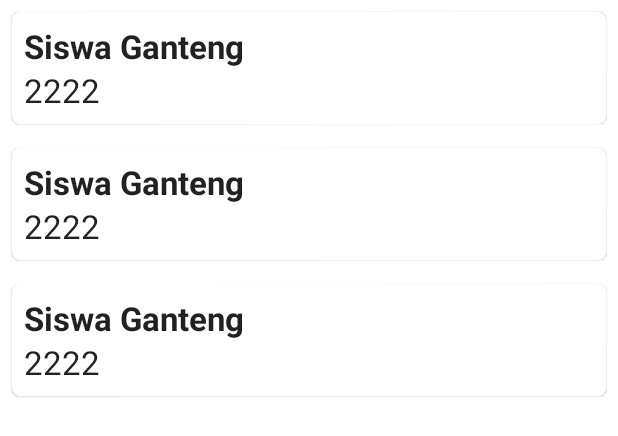
After one commit to Rarj/credit_point_apps, an Android app: the layout fragment_rangking_siswa.xml on its own in the app's theme, with its tools: preview values and no code run, on a phone screen of 412 x 824 dp. The commit adds this screen. Shown: the top 436 px of the screen. Run offline under Robolectric (Android 15) with nearby library versions, the phone set to English and light mode, and no system bars; network calls fail.

Commit message:
ranking siswa

```diff
--- a/app/src/main/java/grack/dev/creditpointapp/features/dashboard/ui/datapelanggaran/DataPelanggaranFragment.kt
+++ b/app/src/main/java/grack/dev/creditpointapp/features/dashboard/ui/datapelanggaran/DataPelanggaranFragment.kt
@@ -41,7 +41,6 @@ class DataPelanggaranFragment : Fragment() {
         }
       }
 
-
     return binding.root
   }
 }
--- a/app/src/main/java/grack/dev/creditpointapp/network/ApiConfig.kt
+++ b/app/src/main/java/grack/dev/creditpointapp/network/ApiConfig.kt
@@ -10,6 +10,7 @@ import grack.dev.creditpointapp.repository.kelas.model.kelas.KelasResponse
 import grack.dev.creditpointapp.repository.kelas.model.siswa.siswa.DataSiswaResponse
 import grack.dev.creditpointapp.repository.login.LoginRequest
 import grack.dev.creditpointapp.repository.login.model.LoginResponse
+import grack.dev.creditpointapp.repository.rangking.model.RangkingResponse
 import io.reactivex.Observable
 import retrofit2.http.Body
 import retrofit2.http.GET
@@ -42,4 +43,7 @@ interface ApiConfig {
   @POST("credit-point/input")
   fun requestInputPoint(@Body requestModel: InputPointRequest?): Observable<InputPointResponse>
 
+  @GET("credit-point/rangking")
+  fun requestRangking(): Observable<RangkingResponse>
+
 }
--- /dev/null
+++ b/app/src/main/res/layout/fragment_rangking_siswa.xml
@@ -0,0 +1,28 @@
+<?xml version="1.0" encoding="utf-8"?>
+<layout xmlns:android="http://schemas.android.com/apk/res/android"
+  xmlns:app="http://schemas.android.com/apk/res-auto"
+  xmlns:tools="http://schemas.android.com/tools">
+
+  <data>
+    <variable
+      name="viewModel"
+      type="grack.dev.creditpointapp.features.dashboard.ui.rangking.RangkingSiswaViewModel" />
+  </data>
+
+  <androidx.constraintlayout.widget.ConstraintLayout
+    android:layout_width="match_parent"
+    android:layout_height="match_parent"
+    tools:context=".features.dashboard.ui.rangking.RangkingSiswaFragment">
+
+    <androidx.recyclerview.widget.RecyclerView
+      android:id="@+id/recycler_rangking_siswa"
+      android:layout_width="0dp"
+      android:layout_height="0dp"
+      app:layout_constraintBottom_toBottomOf="parent"
+      app:layout_constraintEnd_toEndOf="parent"
+      app:layout_constraintStart_toStartOf="parent"
+      app:layout_constraintTop_toTopOf="parent"
+      tools:listitem="@layout/item_rangking_siswa" />
+
+  </androidx.constraintlayout.widget.ConstraintLayout>
+</layout>
--- /dev/null
+++ b/app/src/main/res/layout/item_rangking_siswa.xml
@@ -0,0 +1,48 @@
+<?xml version="1.0" encoding="utf-8"?>
+<layout xmlns:android="http://schemas.android.com/apk/res/android"
+  xmlns:app="http://schemas.android.com/apk/res-auto"
+  xmlns:tools="http://schemas.android.com/tools">
+
+  <data>
+    <variable
+      name="model"
+      type="grack.dev.creditpointapp.repository.rangking.model.CreditPoint" />
+  </data>
+
+  <com.google.android.material.card.MaterialCardView
+    android:layout_width="match_parent"
+    android:layout_height="wrap_content"
+    android:layout_margin="8dp"
+    app:cardCornerRadius="5dp">
+
+    <androidx.constraintlayout.widget.ConstraintLayout
+      android:layout_width="match_parent"
+      android:layout_height="wrap_content"
+      android:padding="8dp">
+
+      <androidx.appcompat.widget.AppCompatTextView
+        android:id="@+id/text_nama_siswa"
+        android:layout_width="0dp"
+        android:layout_height="wrap_content"
+        android:text="@{model.nama + ` - ` + model.namaKelas}"
+        android:textAppearance="@style/TextAppearance.AppCompat.Large"
+        android:textStyle="bold"
+        app:layout_constraintEnd_toEndOf="parent"
+        app:layout_constraintStart_toStartOf="parent"
+        app:layout_constraintTop_toTopOf="parent"
+        tools:text="Siswa Ganteng" />
+
+      <androidx.appcompat.widget.AppCompatTextView
+        android:id="@+id/text_point"
+        android:layout_width="0dp"
+        android:layout_height="wrap_content"
+        android:text="@{model.sisaPoint}"
+        android:textAppearance="@style/TextAppearance.AppCompat.Large"
+        app:layout_constraintBottom_toBottomOf="parent"
+        app:layout_constraintEnd_toEndOf="parent"
+        app:layout_constraintStart_toStartOf="parent"
+        app:layout_constraintTop_toBottomOf="@id/text_nama_siswa"
+        tools:text="2222" />
+    </androidx.constraintlayout.widget.ConstraintLayout>
+  </com.google.android.material.card.MaterialCardView>
+</layout>
--- a/app/src/main/res/menu/activity_dashboard_drawer.xml
+++ b/app/src/main/res/menu/activity_dashboard_drawer.xml
@@ -16,5 +16,9 @@
       android:id="@+id/nav_data_pelanggaran"
       android:icon="@drawable/ic_menu_slideshow"
       android:title="@string/menu_slideshow" />
+    <item
+      android:id="@+id/nav_ranking_siswa"
+      android:icon="@drawable/ic_menu_slideshow"
+      android:title="Rangking Siswa" />
   </group>
 </menu>
--- a/app/src/main/res/navigation/mobile_navigation.xml
+++ b/app/src/main/res/navigation/mobile_navigation.xml
@@ -22,4 +22,10 @@
     android:name="grack.dev.creditpointapp.features.dashboard.ui.datapelanggaran.DataPelanggaranFragment"
     android:label="@string/menu_slideshow"
     tools:layout="@layout/fragment_data_pelanggaran" />
+
+  <fragment
+    android:id="@+id/nav_ranking_siswa"
+    android:name="grack.dev.creditpointapp.features.dashboard.ui.rangking.RangkingSiswaFragment"
+    android:label="Rangking Siswa"
+    tools:layout="@layout/fragment_rangking_siswa" />
 </navigation>
--- a/app/src/main/res/values/strings.xml
+++ b/app/src/main/res/values/strings.xml
@@ -18,4 +18,7 @@
   <string name="hello_home_second">Hello HomeSecondFragment. Arg: %1$s</string>
   <string name="hello_gallery_second">Hello HomeSecondFragment. Arg: %1$s</string>
   <string name="hello_slideshow_second">Hello HomeSecondFragment. Arg: %1$s</string>
+
+  <!-- TODO: Remove or change this placeholder text -->
+  <string name="hello_blank_fragment">Hello blank fragment</string>
 </resources>
```
Also changed, not shown: app/src/main/java/grack/dev/creditpointapp/features/dashboard/DashboardActivity.kt (+7 -7 lines), app/src/main/java/grack/dev/creditpointapp/features/dashboard/ui/rangking/RangkingSiswaAdapter.kt (added, +33 -0 lines), app/src/main/java/grack/dev/creditpointapp/features/dashboard/ui/rangking/RangkingSiswaFragment.kt (added, +47 -0 lines), app/src/main/java/grack/dev/creditpointapp/features/dashboard/ui/rangking/RangkingSiswaViewModel.kt (added, +17 -0 lines), app/src/main/java/grack/dev/creditpointapp/repository/rangking/RangkingRepository.kt (added, +22 -0 lines), app/src/main/java/grack/dev/creditpointapp/repository/rangking/model/CreditPoint.kt (added, +15 -0 lines), app/src/main/java/grack/dev/creditpointapp/repository/rangking/model/RangkingResponse.kt (added, +11 -0 lines), 266 other files.
